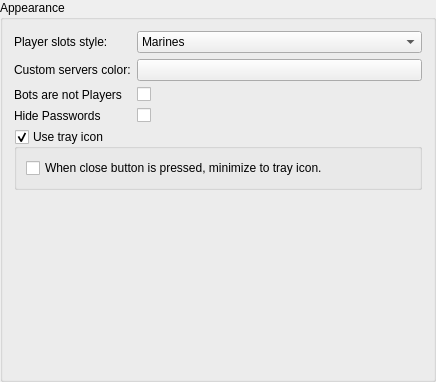
The window that src/core/gui/configuration/cfgappearance.ui (Destroyerrrocket/doomseeker-unofficial) describes before a commit, drawn with Qt 5.
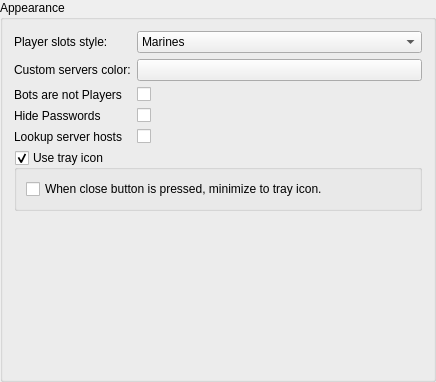
The same window after the commit. Custom widgets are drawn as their Qt base class.

Commit message: - Added option (on by default) to perform reverse hostname lookups on servers instead of displaying the ip address.

Diff of the .ui file:
```diff
--- a/src/core/gui/configuration/cfgappearance.ui
+++ b/src/core/gui/configuration/cfgappearance.ui
@@ -99,6 +99,20 @@
        </property>
       </widget>
      </item>
+     <item row="4" column="0">
+      <widget class="QLabel" name="label_3">
+       <property name="text">
+        <string>Lookup server hosts</string>
+       </property>
+      </widget>
+     </item>
+     <item row="4" column="1">
+      <widget class="QCheckBox" name="cbLookupHosts">
+       <property name="text">
+        <string/>
+       </property>
+      </widget>
+     </item>
     </layout>
    </item>
    <item>
```
The commit also changes 7 other files.
